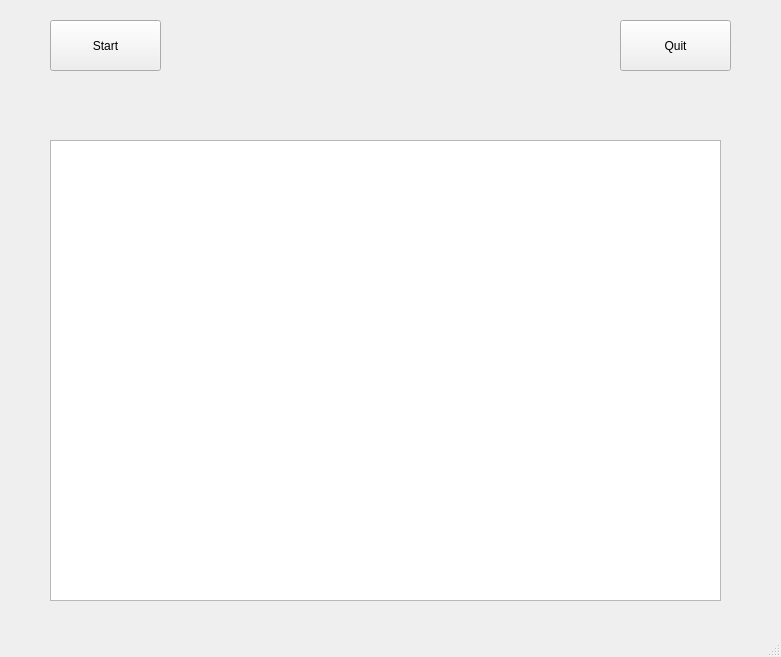
Lassi-T/SnakeQt, file game.ui: the form before one commit.
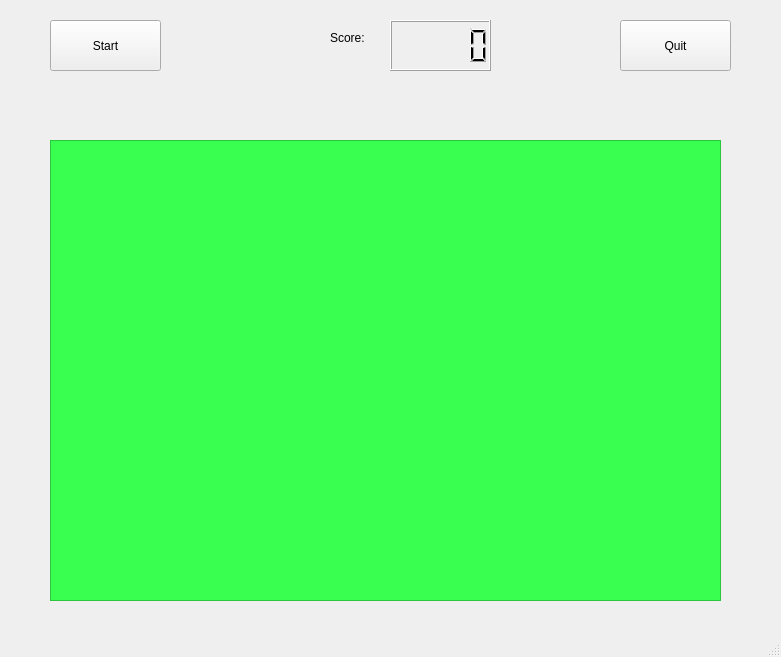
The form after the commit.

Commit message: Made ui changes and added score

```diff
--- a/game.ui
+++ b/game.ui
@@ -23,6 +23,9 @@
       <height>461</height>
      </rect>
     </property>
+    <property name="styleSheet">
+     <string notr="true">background-color: rgb(57, 255, 80);</string>
+    </property>
    </widget>
    <widget class="QPushButton" name="startButton">
     <property name="geometry">
@@ -75,6 +78,29 @@
      <string>Quit</string>
     </property>
    </widget>
+   <widget class="QLCDNumber" name="scoreBoard">
+    <property name="geometry">
+     <rect>
+      <x>390</x>
+      <y>20</y>
+      <width>101</width>
+      <height>51</height>
+     </rect>
+    </property>
+   </widget>
+   <widget class="QLabel" name="label">
+    <property name="geometry">
+     <rect>
+      <x>330</x>
+      <y>30</y>
+      <width>55</width>
+      <height>16</height>
+     </rect>
+    </property>
+    <property name="text">
+     <string>Score:</string>
+    </property>
+   </widget>
   </widget>
   <widget class="QMenuBar" name="menubar">
    <property name="geometry">
```
The commit also changes 3 other files.
